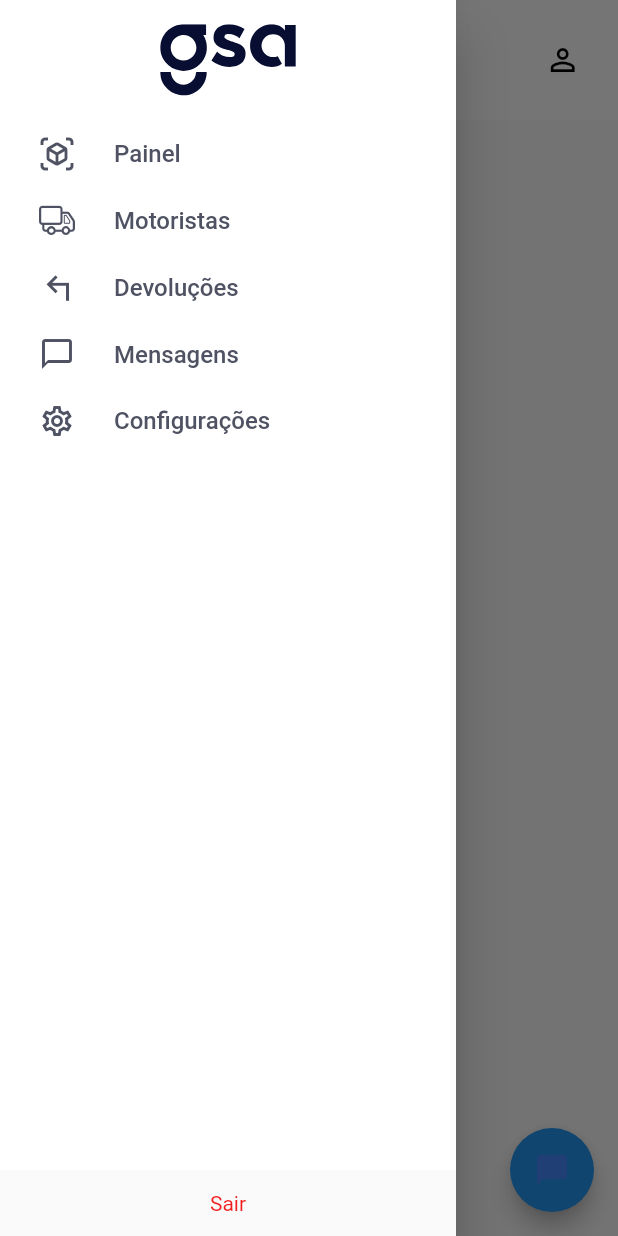
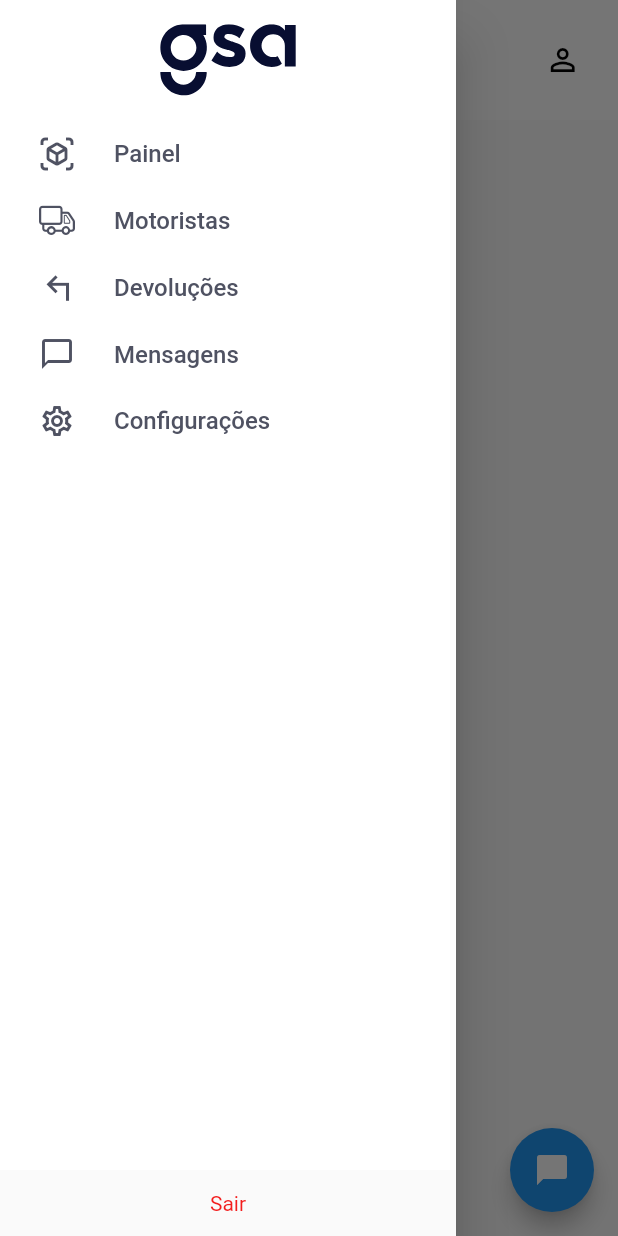
Before and after one commit to munhozfontana/t_truck_web, a Flutter app: the LayoutComponent screen opened directly with empty values, with the side drawer open, on a phone screen of 412 x 824 dp. Run offline on Flutter 3.47's test engine with Material 2 defaults, Android fonts, the phone set to English and light mode, and no system bars; our stand-ins replace dartz, dio, equatable, faker, flutter_feather_icons, flutter_map and 8 more; accounts and stored records are empty; network calls fail; Roboto replaces fonts that are missing (Poppins).

Commit message:
ajuste notificacao global

```diff
--- a/lib/core/components/layout_component.dart
+++ b/lib/core/components/layout_component.dart
@@ -165,7 +165,7 @@ class LayoutComponent extends StatelessWidget {
             Icons.chat_bubble,
             color: chatController.anyNotification.isTrue
                 ? Colors.red
-                : Colors.blueAccent,
+                : Colors.white,
           ),
         ),
       );
```
Also changed, not shown: lib/core/utils/string_utils.dart (+7 -1 lines), lib/features/chat/ui/chat_controller.dart (+9 -7 lines).
